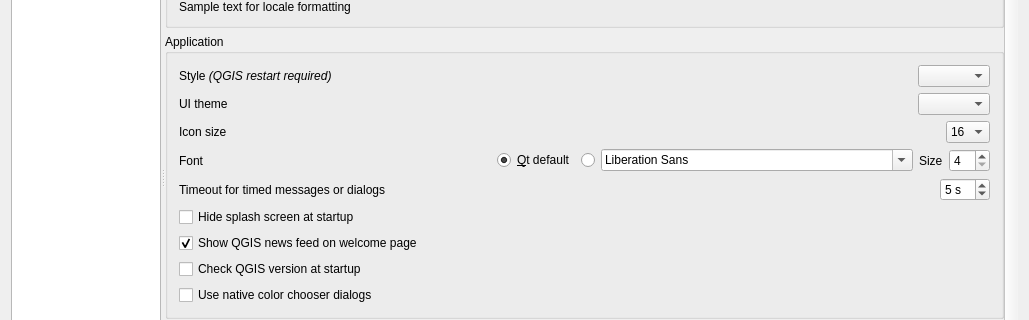
Qt form src/ui/qgsoptionsbase.ui (qgis/QGIS) before a commit; both pictures show x 0 to 1029 and y 176 to 496 of the 1029 by 734 pixel window.
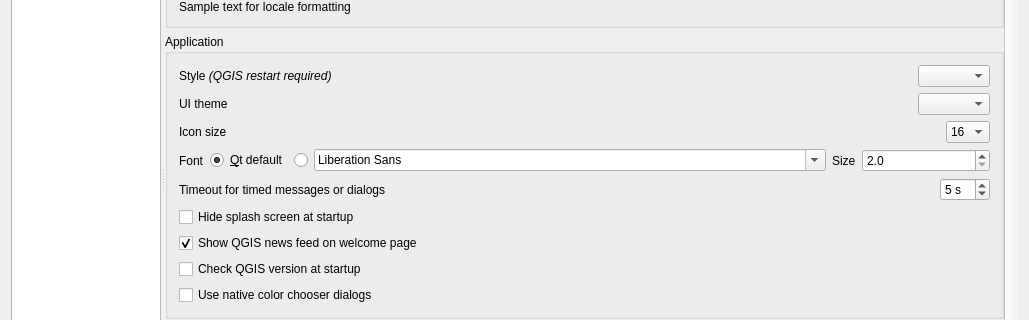
The same form after that commit. The open tabs and pages were chosen to show the change. Icons and pictures are not drawn. Custom widgets are drawn as their Qt base class.

Commit message:
Allow a single decimal place for font size setting
On windows hidpi displays this IS required to get nice sizing, eg
when the display scaling is set to a non-integer scaling factor
(ie 150%)

```diff
--- a/src/ui/qgsoptionsbase.ui
+++ b/src/ui/qgsoptionsbase.ui
@@ -370,7 +370,7 @@
                    </layout>
                   </item>
                   <item>
-                   <layout class="QHBoxLayout" name="horizontalLayout_27">
+                   <layout class="QHBoxLayout" name="horizontalLayout_27" stretch="0,0,0,4,0,1">
                     <item>
                      <widget class="QLabel" name="label_43">
                       <property name="text">
@@ -424,15 +424,12 @@
                      </widget>
                     </item>
                     <item>
-                     <widget class="QgsSpinBox" name="spinFontSize">
-                      <property name="sizePolicy">
-                       <sizepolicy hsizetype="Maximum" vsizetype="Fixed">
-                        <horstretch>0</horstretch>
-                        <verstretch>0</verstretch>
-                       </sizepolicy>
+                     <widget class="QgsDoubleSpinBox" name="spinFontSize">
+                      <property name="decimals">
+                       <number>1</number>
                       </property>
                       <property name="minimum">
-                       <number>4</number>
+                       <double>2.000000000000000</double>
                       </property>
                      </widget>
                     </item>
```
Left out of the diff: 2 changed lines with no effect on the pictures. The commit also changes 2 other files.
